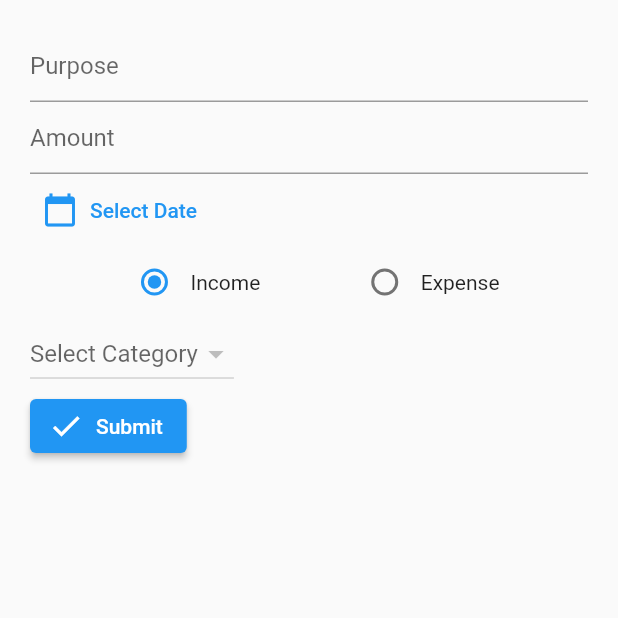
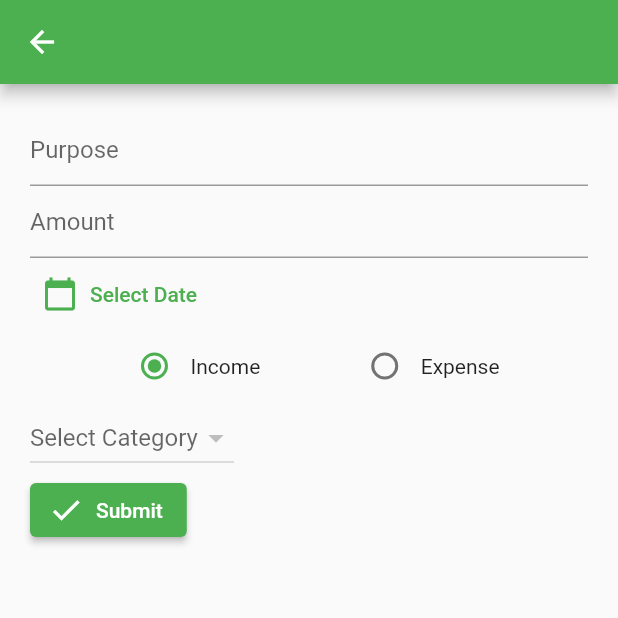
Before and after one commit to mrudulmohan007/funds-folio-money-management_app, a Flutter app: the screen it shows after launch, after a tap on the "add" icon, on a phone screen of 412 x 824 dp, the top half of it. Run offline on Flutter 3.47's test engine with Material 2 defaults, Android fonts, the light colour scheme and no system bars; our stand-ins replace flutter_slidable, hive, hive_flutter; accounts and stored records are empty.

Commit message:
APP COMPLETED

```diff
--- a/lib/db/transactions/transaction_db.dart
+++ b/lib/db/transactions/transaction_db.dart
@@ -7,6 +7,7 @@ const TRANSACTION_DB_NAME = 'transaction-db';
 abstract class TransactionDbFunctions {
   Future<void> addTransaction(TransactionModel obj);
   Future<List<TransactionModel>> getAllTransactions();
+  Future<void> deleteTransaction(String id);
 }
 
 class TransactionDB implements TransactionDbFunctions {
@@ -21,20 +22,31 @@ class TransactionDB implements TransactionDbFunctions {
       ValueNotifier([]);
   @override
   Future<void> addTransaction(TransactionModel obj) async {
-    final _db = await Hive.openBox<TransactionModel>(TRANSACTION_DB_NAME);
+    final _db = Hive.box<TransactionModel>(TRANSACTION_DB_NAME);
     await _db.put(obj.id, obj);
   }
 
   Future<void> refresh() async {
     final _list = await getAllTransactions();
+    _list.sort((first, second) => second.date.compareTo(first.date));
+
     transactionListNotifier.value.clear();
     transactionListNotifier.value.addAll(_list);
+
     transactionListNotifier.notifyListeners();
   }
 
   @override
   Future<List<TransactionModel>> getAllTransactions() async {
-    final _db = await Hive.openBox<TransactionModel>(TRANSACTION_DB_NAME);
+    final _db = Hive.box<TransactionModel>(TRANSACTION_DB_NAME);
+
     return _db.values.toList();
   }
+
+  @override
+  Future<void> deleteTransaction(String id) async {
+    final _db = Hive.box<TransactionModel>(TRANSACTION_DB_NAME);
+    await _db.delete(id);
+    refresh();
+  }
 }
--- a/lib/main.dart
+++ b/lib/main.dart
@@ -4,6 +4,9 @@ import 'package:funds_folio_money_management_app/models/transaction/transaction_
 import 'package:funds_folio_money_management_app/screens/add_transaction/screen_add_transaction.dart';
 import 'package:hive_flutter/hive_flutter.dart';
 import 'package:funds_folio_money_management_app/screens/home/screen_home.dart';
+
+import 'db/category/category_db.dart';
+import 'db/transactions/transaction_db.dart';
 
 Future<void> main() async {
   WidgetsFlutterBinding.ensureInitialized();
@@ -17,6 +20,8 @@ Future<void> main() async {
   if (!Hive.isAdapterRegistered(TransactionModelAdapter().typeId)) {
     Hive.registerAdapter(TransactionModelAdapter());
   }
+  await Hive.openBox<TransactionModel>(TRANSACTION_DB_NAME);
+  await Hive.openBox<CategoryModel>(categoryModelDb);
   runApp(const MyApp());
 }
 
@@ -30,7 +35,7 @@ class MyApp extends StatelessWidget {
       debugShowCheckedModeBanner: false,
       title: 'Flutter Demo',
       theme: ThemeData(
-        primarySwatch: Colors.blue,
+        primarySwatch: Colors.green,
       ),
       home: const ScreenHome(),
       routes: {
--- a/lib/models/transaction/transaction_model.dart
+++ b/lib/models/transaction/transaction_model.dart
@@ -1,3 +1,4 @@
+import 'package:funds_folio_money_management_app/db/category/category_db.dart';
 import 'package:funds_folio_money_management_app/models/category/category_model.dart';
 import 'package:hive/hive.dart';
 part 'transaction_model.g.dart';
--- a/lib/screens/home/screen_home.dart
+++ b/lib/screens/home/screen_home.dart
@@ -16,9 +16,13 @@ class ScreenHome extends StatelessWidget {
   @override
   Widget build(BuildContext context) {
     return Scaffold(
+      backgroundColor: const Color.fromARGB(255, 111, 218, 166),
       appBar: AppBar(
-        title: Text('MONEY MANAGER'),
-        backgroundColor: Colors.blue[300],
+        title: const Text(
+          'MONEY MANAGER',
+          style: TextStyle(color: Colors.black),
+        ),
+        backgroundColor: Color.fromARGB(255, 206, 234, 196),
         centerTitle: true,
       ),
       bottomNavigationBar: const MoneyManagerBottomNavigation(),
--- a/pubspec.yaml
+++ b/pubspec.yaml
@@ -26,8 +26,12 @@ dependencies:
 
   flutter:
     sdk: flutter
+  flutter_slidable: ^3.0.0
   hive: 2.0.6
   hive_flutter: 1.1.0
+  intl: ^0.18.1
+
+
 
 
 dev_dependencies:
```
Also changed, not shown: lib/screens/add_transaction/screen_add_transaction.dart (+13 -10 lines), lib/screens/transactions/screen_transaction.dart (+20 -2 lines), lib/models/transaction/transaction_model.g.dart, pubspec.lock, 3 other files.
